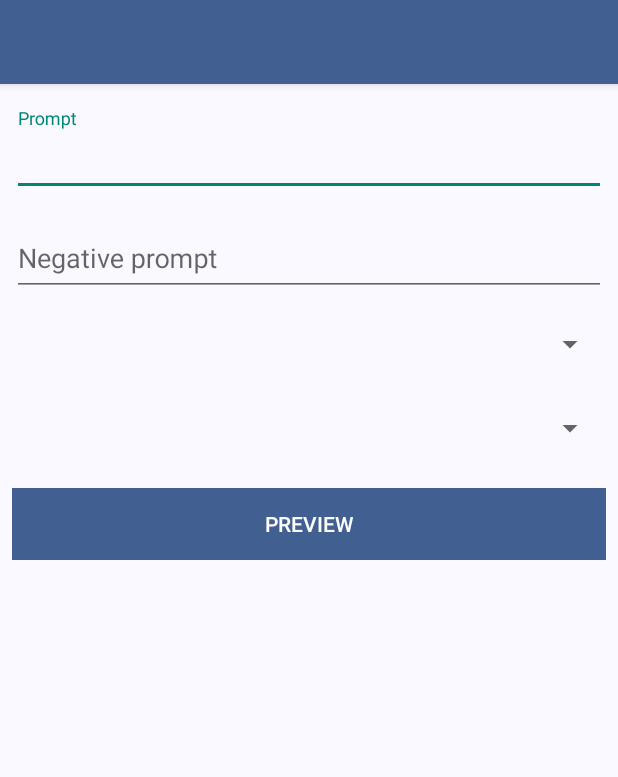
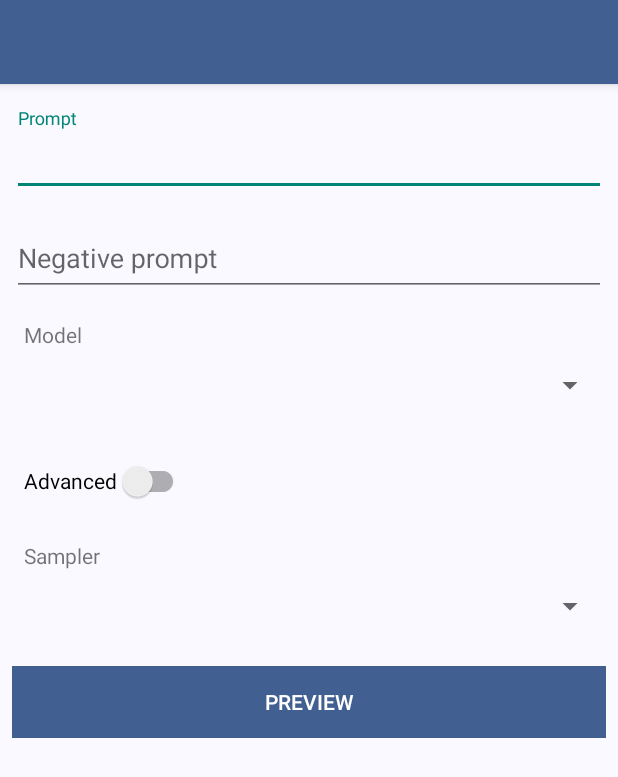
Before and after one commit to RikudouSage/AiWallpaperChanger, an Android app: the layout activity_main.xml on its own in the app's theme, with its tools: preview values and no code run, on a phone screen of 412 x 824 dp. Shown: the top 777 px of the screen. Run offline under Robolectric (Android 15) with nearby library versions, the phone set to English and light mode, and no system bars; network calls fail.

Commit message:
Add advanced settings toggle

```diff
--- a/app/src/main/java/cz/chrastecky/aiwallpaperchanger/activity/MainActivity.java
+++ b/app/src/main/java/cz/chrastecky/aiwallpaperchanger/activity/MainActivity.java
@@ -16,11 +16,13 @@ import android.view.inputmethod.InputMethodManager;
 import android.widget.ArrayAdapter;
 import android.widget.Button;
 import android.widget.Spinner;
+import android.widget.Switch;
 import android.widget.TextView;
 import android.widget.Toast;
 
 import androidx.annotation.Nullable;
 import androidx.appcompat.app.AppCompatActivity;
+import androidx.appcompat.widget.SwitchCompat;
 import androidx.constraintlayout.widget.ConstraintLayout;
 
 import com.android.volley.toolbox.Volley;
@@ -243,8 +245,11 @@ public class MainActivity extends AppCompatActivity {
     private void initializeForm(@Nullable GenerateRequest request) {
         ConstraintLayout rootView = findViewById(R.id.rootView);
         ConstraintLayout loader = findViewById(R.id.loader);
+        SwitchCompat advancedSwitch = findViewById(R.id.advanced_switch);
+        Spinner samplerField = findViewById(R.id.sampler_field);
 
-        Spinner samplerField = findViewById(R.id.sampler_field);
+        SharedPreferences preferences = new SharedPreferencesHelper().get(this);
+
         List<String> samplers = Sampler.getEntries().stream().map(Enum::name).collect(Collectors.toList());
         samplerField.setAdapter(new ArrayAdapter<>(
                 this,
@@ -261,6 +266,16 @@ public class MainActivity extends AppCompatActivity {
             negativePrompt.setText(request.getNegativePrompt());
             samplerField.setSelection(samplers.indexOf(request.getSampler().name()));
         }
+
+        advancedSwitch.setOnCheckedChangeListener((buttonView, isChecked) -> {
+            SharedPreferences.Editor editor = preferences.edit();
+            editor.putBoolean("advanced", isChecked);
+            editor.apply();
+
+            ConstraintLayout advancedWrapper = findViewById(R.id.advanced_settings_wrapper);
+            advancedWrapper.setVisibility(isChecked ? View.VISIBLE : View.GONE);
+        });
+        advancedSwitch.setChecked(preferences.getBoolean("advanced", false));
 
         horde.getModels(response -> {
             response.sort((a, b) -> String.CASE_INSENSITIVE_ORDER.compare(a.getName(), b.getName()));
--- a/app/src/main/res/layout/activity_main.xml
+++ b/app/src/main/res/layout/activity_main.xml
@@ -62,15 +62,24 @@
                 android:minHeight="48dp" />
         </com.google.android.material.textfield.TextInputLayout>
 
+        <TextView
+            android:id="@+id/model_title"
+            android:layout_width="0dp"
+            android:layout_height="wrap_content"
+            android:layout_marginStart="8dp"
+            android:layout_marginTop="16dp"
+            android:text="@string/app.generate.model"
+            app:layout_constraintStart_toStartOf="parent"
+            app:layout_constraintTop_toBottomOf="@id/negative_prompt_wrapper" />
+
         <com.google.android.material.textfield.TextInputLayout
             android:id="@+id/model_wrapper"
             android:layout_width="match_parent"
             android:layout_height="wrap_content"
-            android:layout_marginTop="8dp"
             android:hint="@string/app.generate.model"
             app:layout_constraintEnd_toEndOf="parent"
             app:layout_constraintStart_toStartOf="parent"
-            app:layout_constraintTop_toBottomOf="@+id/negative_prompt_wrapper">
+            app:layout_constraintTop_toBottomOf="@+id/model_title">
 
             <Spinner
                 android:id="@+id/model_field"
@@ -81,16 +90,48 @@
                 android:spinnerMode="dialog" />
         </com.google.android.material.textfield.TextInputLayout>
 
+
+        <androidx.appcompat.widget.SwitchCompat
+            android:id="@+id/advanced_switch"
+            android:layout_width="wrap_content"
+            android:layout_height="wrap_content"
+            android:layout_marginStart="8dp"
+            android:layout_marginTop="16dp"
+            android:minHeight="48dp"
+            android:text="@string/app.generate.advanced_toggle"
+            android:textAlignment="viewStart"
+            app:layout_constraintStart_toStartOf="parent"
+            app:layout_constraintTop_toBottomOf="@id/model_wrapper" />
+
+        <androidx.constraintlayout.widget.ConstraintLayout
+            android:id="@+id/advanced_settings_wrapper"
+            android:layout_width="0dp"
+            android:layout_height="wrap_content"
+            android:visibility="gone"
+            app:layout_constraintEnd_toEndOf="parent"
+            app:layout_constraintStart_toStartOf="parent"
+            app:layout_constraintTop_toBottomOf="@id/advanced_switch"
+            tools:visibility="visible">
+
+            <TextView
+                android:id="@+id/sampler_title"
+                android:layout_width="wrap_content"
+                android:layout_height="wrap_content"
+                android:layout_marginStart="8dp"
+                android:layout_marginTop="16dp"
+                android:text="@string/app.generate.sampler"
+                app:layout_constraintStart_toStartOf="parent"
+                app:layout_constraintTop_toTopOf="parent" />
+
             <com.google.android.material.textfield.TextInputLayout
                 android:id="@+id/sampler_wrapper"
                 android:layout_width="match_parent"
                 android:layout_height="wrap_content"
-            android:layout_marginTop="8dp"
                 android:hint="@string/app.generate.model"
+                app:layout_constraintTop_toBottomOf="@id/sampler_title"
                 app:layout_constraintEnd_toEndOf="parent"
                 app:layout_constraintHorizontal_bias="1.0"
-            app:layout_constraintStart_toStartOf="parent"
-            app:layout_constraintTop_toBottomOf="@+id/model_wrapper">
+                app:layout_constraintStart_toStartOf="parent">
 
                 <Spinner
                     android:id="@+id/sampler_field"
@@ -101,6 +142,8 @@
                     android:spinnerMode="dialog" />
             </com.google.android.material.textfield.TextInputLayout>
 
+        </androidx.constraintlayout.widget.ConstraintLayout>
+
         <LinearLayout
             android:id="@+id/submit_button_wrapper"
             android:layout_width="match_parent"
@@ -109,7 +152,7 @@
             android:orientation="horizontal"
             app:layout_constraintEnd_toEndOf="parent"
             app:layout_constraintStart_toStartOf="parent"
-            app:layout_constraintTop_toBottomOf="@+id/sampler_wrapper">
+            app:layout_constraintTop_toBottomOf="@+id/advanced_settings_wrapper">
 
             <Button
                 android:id="@+id/preview_button"
--- a/app/src/main/res/values/strings.xml
+++ b/app/src/main/res/values/strings.xml
@@ -27,4 +27,6 @@
     <string name="app.generate.estimated_time.too_long">We\'re still working on it.</string>
     <string name="app.generate.estimated_time.pre_start">We\'ll get to generating your image soon.</string>
     <string name="app.generate.last_generated">Wallpaper last changed: %s</string>
+    <string name="app.generate.advanced_toggle">Advanced</string>
+    <string name="app.generate.sampler">Sampler</string>
 </resources>
```
Also changed, not shown: 1 other file. Lines whose indentation alone changed are shown as unchanged.
